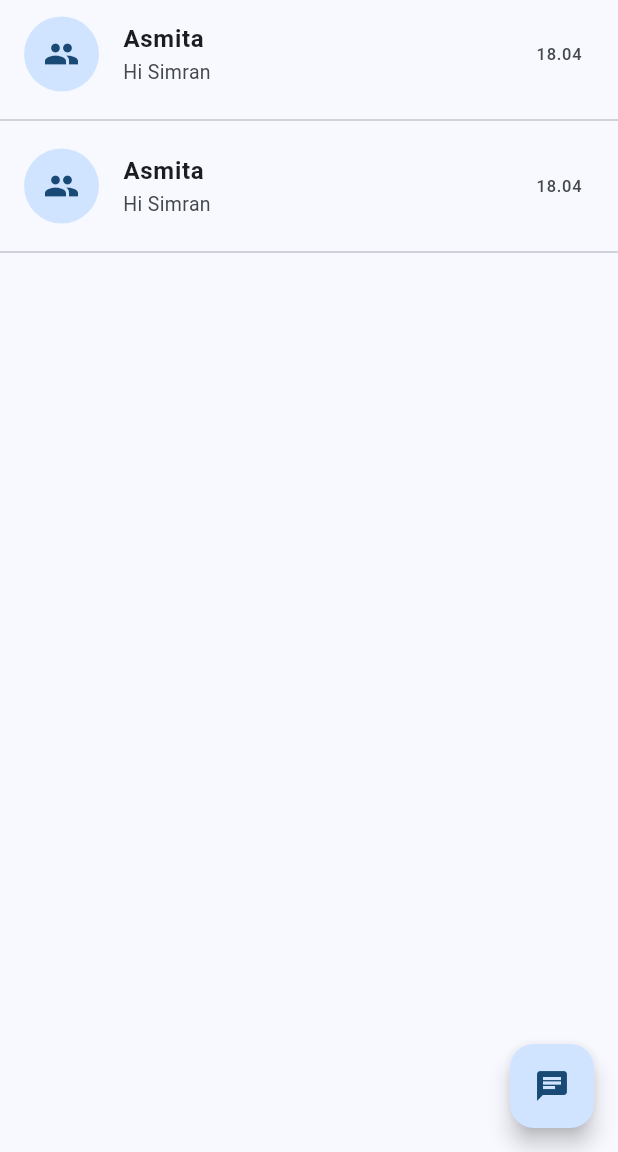
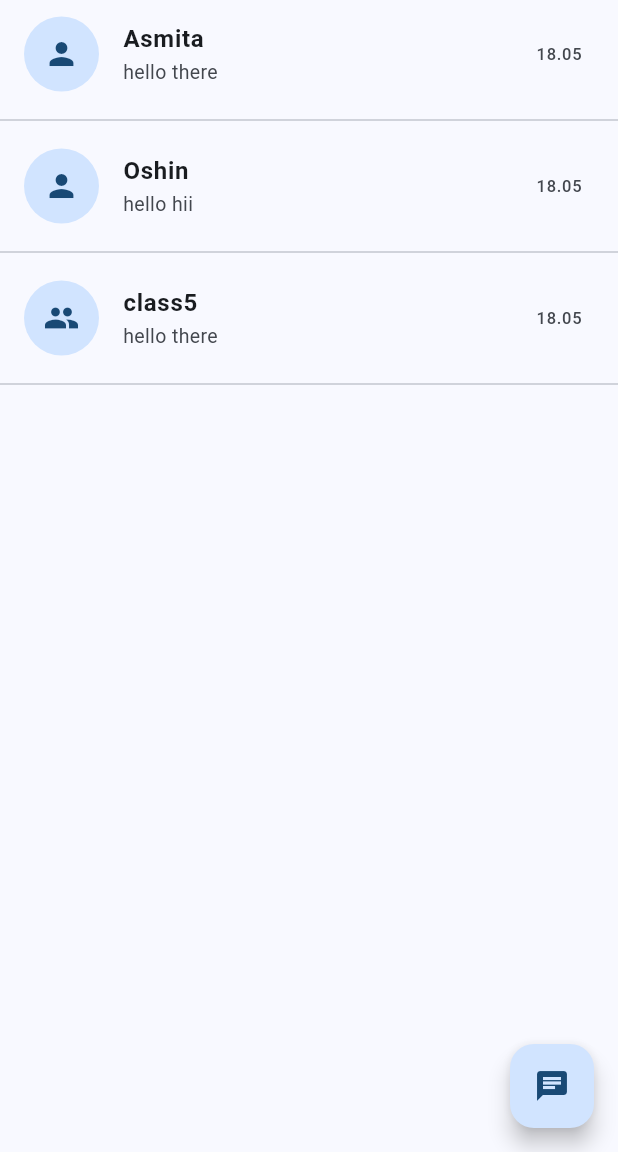
Before and after one commit to simrant27/chat, a Flutter app: the screen it shows after launch, on a phone screen of 412 x 824 dp, the part 84-1236 px from its top. Run offline on Flutter 3.47's test engine with Material 3 defaults, Android fonts, the phone set to English and light mode, and no system bars.

```diff
--- a/frontend/chat/lib/CustomUi/custom_card.dart
+++ b/frontend/chat/lib/CustomUi/custom_card.dart
@@ -1,30 +1,43 @@
+import 'package:chat/Pages/individual_page.dart';
+import 'package:chat/models/chat_model.dart';
 import 'package:flutter/material.dart';
 
 class CustomCard extends StatelessWidget {
-  const CustomCard({super.key});
-
+  const CustomCard({super.key, required this.chatModel});
+  final ChatModel chatModel;
   @override
   Widget build(BuildContext context) {
-    return Column(
+    return InkWell(
+      onTap: () {
+        Navigator.push(
+            context,
+            MaterialPageRoute(
+                builder: (context) => IndividualPage(
+                      chatModel: chatModel,
+                    )));
+      },
+      child: Column(
         children: [
           ListTile(
             leading: CircleAvatar(
-            child: Icon(Icons.group),
+              child:
+                  chatModel.isGroup! ? Icon(Icons.group) : Icon(Icons.person),
               radius: 25,
             ),
             title: Text(
-            "Asmita",
+              chatModel.name!,
               style: TextStyle(fontSize: 16, fontWeight: FontWeight.bold),
             ),
             subtitle: Text(
-            "Hi Simran",
+              chatModel.currentMessage!,
               style: TextStyle(fontSize: 13),
               overflow: TextOverflow.ellipsis,
             ),
-          trailing: Text("18.04"),
+            trailing: Text(chatModel.time!),
           ),
           Divider()
         ],
+      ),
     );
   }
 }
--- a/frontend/chat/lib/Pages/chat_page.dart
+++ b/frontend/chat/lib/Pages/chat_page.dart
@@ -1,4 +1,5 @@
 import 'package:chat/CustomUi/custom_card.dart';
+import 'package:chat/models/chat_model.dart';
 import 'package:flutter/material.dart';
 
 class ChatPage extends StatefulWidget {
@@ -9,6 +10,26 @@ class ChatPage extends StatefulWidget {
 }
 
 class _ChatPageState extends State<ChatPage> {
+  List<ChatModel> chats = [
+    ChatModel(
+        name: "Asmita",
+        icon: Icons.group,
+        isGroup: false,
+        time: "18.05",
+        currentMessage: "hello there"),
+    ChatModel(
+        name: "Oshin",
+        icon: Icons.group,
+        isGroup: false,
+        time: "18.05",
+        currentMessage: "hello hii"),
+    ChatModel(
+        name: "class5",
+        icon: Icons.group,
+        isGroup: true,
+        time: "18.05",
+        currentMessage: "hello there"),
+  ];
   @override
   Widget build(BuildContext context) {
     return Scaffold(
@@ -16,11 +37,11 @@ class _ChatPageState extends State<ChatPage> {
         onPressed: () {},
         child: Icon(Icons.chat),
       ),
-      body: ListView(
-        children: [
-          CustomCard(),
-          CustomCard(),
-        ],
+      body: ListView.builder(
+        itemCount: chats.length,
+        itemBuilder: (context, index) => CustomCard(
+          chatModel: chats[index],
+        ),
       ),
     );
   }
--- /dev/null
+++ b/frontend/chat/lib/models/chat_model.dart
@@ -0,0 +1,13 @@
+import 'package:flutter/cupertino.dart';
+import 'package:flutter/material.dart';
+import 'package:flutter/widgets.dart';
+
+class ChatModel {
+  String? name;
+  IconData? icon;
+  bool? isGroup;
+  String? time;
+  String? currentMessage;
+  ChatModel(
+      {this.name, this.icon, this.isGroup, this.time, this.currentMessage});
+}
```
Also changed, not shown: frontend/chat/lib/Pages/individual_page.dart (added, +54 -0 lines), frontend/chat/lib/models/group.dart (deleted). Lines whose indentation alone changed are shown as unchanged.
